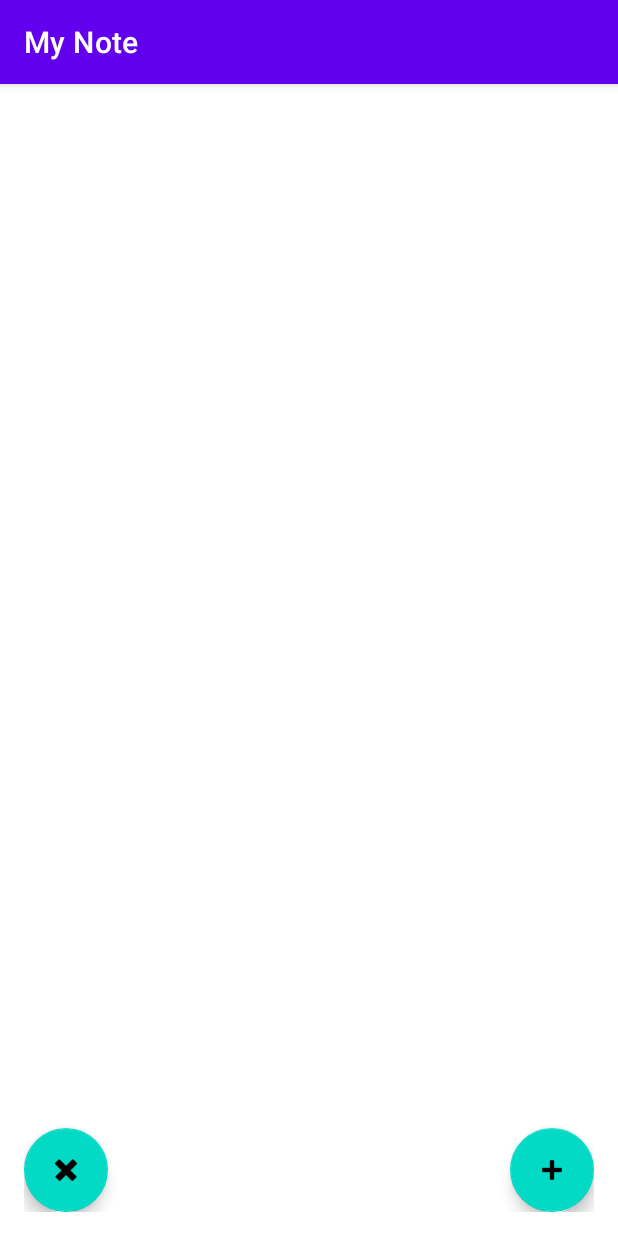
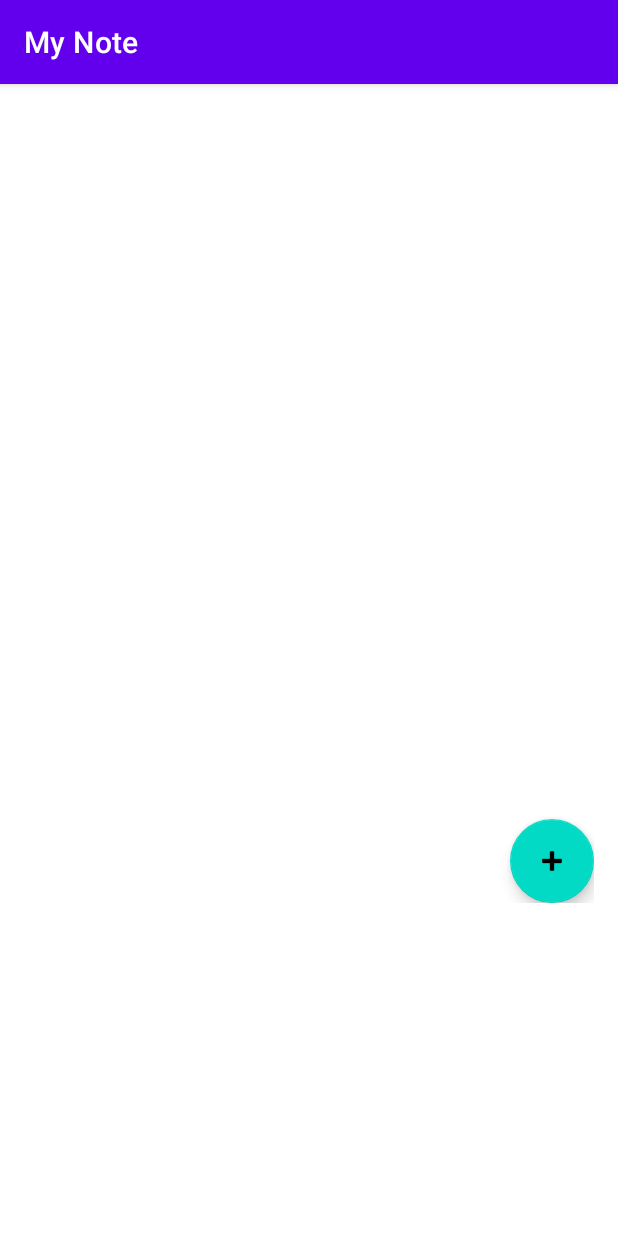
Before and after one commit to ShivaiGit/MyNote, an Android app: the screen it shows after launch (MainActivity), on a phone screen of 412 x 824 dp. Run offline under Robolectric (Android 15) with nearby library versions, the phone set to English and light mode, and no system bars.

Commit message:
добавил ещё фрагменты для главной активити и кнопки добавления и удаления

```diff
--- a/app/src/main/res/layout/activity_main.xml
+++ b/app/src/main/res/layout/activity_main.xml
@@ -1,56 +1,54 @@
 <?xml version="1.0" encoding="utf-8"?>
-<androidx.constraintlayout.widget.ConstraintLayout xmlns:android="http://schemas.android.com/apk/res/android"
+<ScrollView xmlns:android="http://schemas.android.com/apk/res/android"
     xmlns:app="http://schemas.android.com/apk/res-auto"
     xmlns:tools="http://schemas.android.com/tools"
     android:layout_width="match_parent"
     android:layout_height="match_parent"
+    android:scrollbars="none">
+
+    <RelativeLayout
+        android:layout_width="match_parent"
+        android:layout_height="wrap_content"
         android:padding="16dp"
         tools:context=".MainActivity">
 
         <FrameLayout
-        android:id="@+id/fragment_container_in_main"
+            android:id="@+id/fragment_container1"
             android:layout_width="match_parent"
             android:layout_height="100dp"
-        android:layout_margin="16dp"
-        app:layout_constraintStart_toStartOf="parent"
-        app:layout_constraintTop_toTopOf="parent" />
+            android:layout_alignParentTop="true" />
 
         <FrameLayout
-        android:id="@+id/second_fragment_container_in_main"
+            android:id="@+id/fragment_container2"
             android:layout_width="match_parent"
             android:layout_height="100dp"
-        android:layout_margin="16dp"
-        android:layout_marginStart="12dp"
-        app:layout_constraintStart_toStartOf="parent"
-        app:layout_constraintTop_toBottomOf="@id/fragment_container_in_main" />
+            android:layout_below="@id/fragment_container1"
+            android:layout_marginTop="8dp" />
 
         <FrameLayout
-        android:id="@+id/third_fragment_container_in_main"
+            android:id="@+id/fragment_container3"
             android:layout_width="match_parent"
             android:layout_height="100dp"
-        android:layout_margin="16dp"
-        android:layout_marginStart="12dp"
-        app:layout_constraintStart_toStartOf="parent"
-        app:layout_constraintTop_toBottomOf="@id/second_fragment_container_in_main" />
+            android:layout_below="@id/fragment_container2"
+            android:layout_marginTop="8dp" />
 
+        <FrameLayout
+            android:id="@+id/fragment_container4"
+            android:layout_width="match_parent"
+            android:layout_height="100dp"
+            android:layout_below="@id/fragment_container3"
+            android:layout_marginTop="8dp" />
 
         <com.google.android.material.floatingactionbutton.FloatingActionButton
             android:id="@+id/floatingActionButton"
             android:layout_width="wrap_content"
             android:layout_height="wrap_content"
-        android:clickable="true"
-        app:layout_constraintBottom_toBottomOf="parent"
-        app:layout_constraintEnd_toEndOf="parent"
+            android:layout_below="@id/fragment_container4"
+            android:layout_alignParentEnd="true"
+            android:layout_marginTop="50dp"
+            android:clickable="false"
             app:srcCompat="@android:drawable/ic_input_add" />
 
-    <com.google.android.material.floatingactionbutton.FloatingActionButton
-        android:id="@+id/floatingActionButton2"
-        android:layout_width="wrap_content"
-        android:layout_height="wrap_content"
-        android:clickable="true"
-        app:layout_constraintBottom_toBottomOf="parent"
-        app:layout_constraintStart_toStartOf="parent"
-        app:srcCompat="@android:drawable/ic_delete" />
+    </RelativeLayout>
 
-
-</androidx.constraintlayout.widget.ConstraintLayout>
+</ScrollView>
```
Also changed, not shown: app/src/main/java/ru/osmanov/mynote/NoteFragment.java (added, +19 -0 lines), app/src/main/java/ru/osmanov/mynote/Notes.java (+5 -5 lines), app/src/main/res/layout/fragment_note.xml (added, +25 -0 lines), app/src/main/res/layout/fragment_notes.xml (+27 -12 lines). Lines whose indentation alone changed are shown as unchanged.
